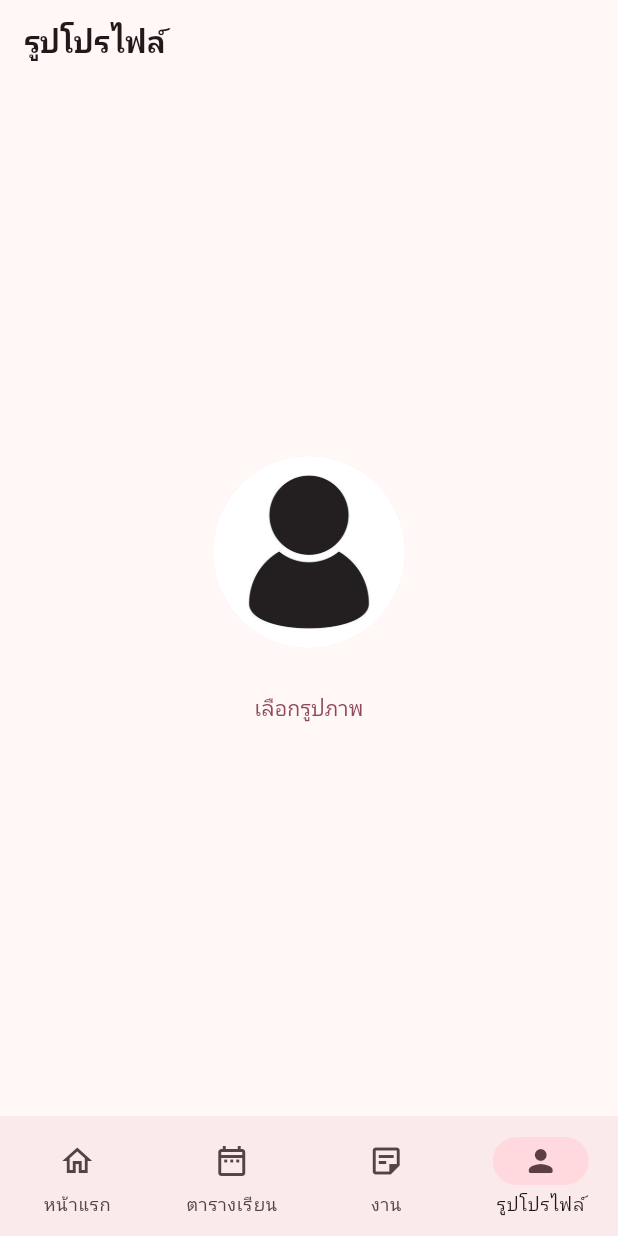
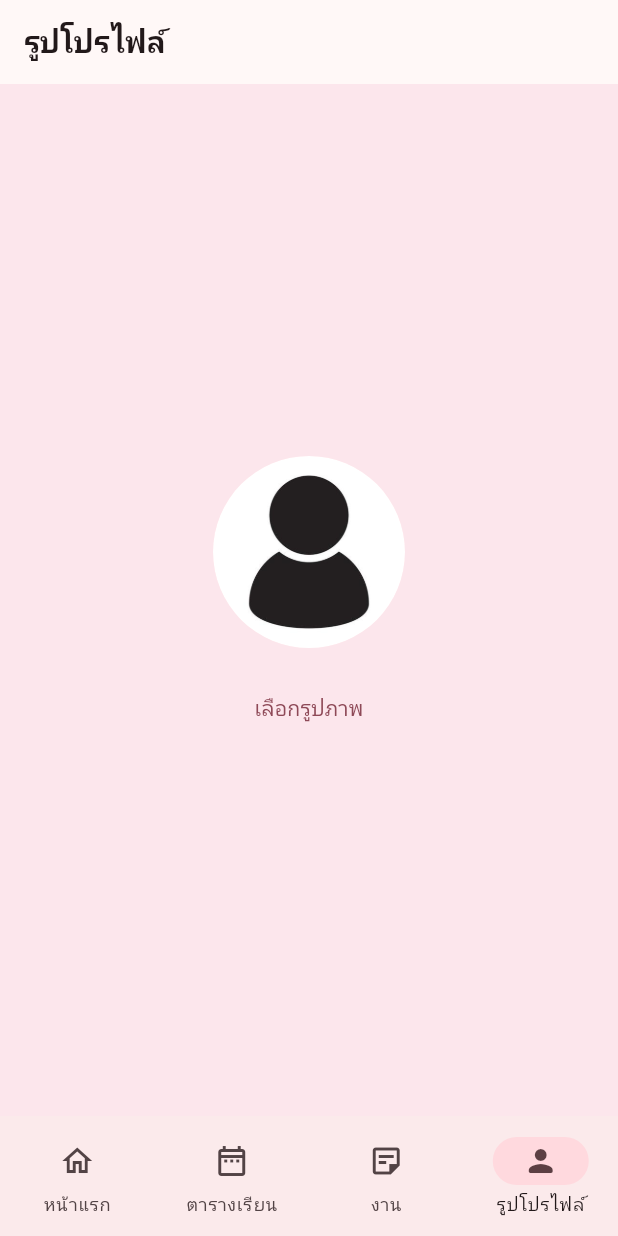
Before and after one commit to cybloxboi/School-Day, a Flutter app: the screen it shows once a user with an empty profile is signed in, item 4 of the bottom bar chosen, on a phone screen of 412 x 824 dp. Run offline on Flutter 3.47's test engine with Material 3 defaults, Android fonts, the phone set to English and light mode, and no system bars; our stand-ins replace cached_network_image, cloud_firestore, file_picker, firebase_auth, firebase_core, firebase_storage and 10 more; accounts and stored records are empty; project files that could hold a hidden picture were left out.

Commit message:
Refactor profile image component to use CachedNetworkImageProvider; update image quality in ImageHelper and ensure proper user initialization

```diff
--- a/lib/components/profile/profile_image.dart
+++ b/lib/components/profile/profile_image.dart
@@ -1,5 +1,6 @@
 import 'dart:io';
 
+import 'package:cached_network_image/cached_network_image.dart';
 import 'package:firebase_auth/firebase_auth.dart';
 import 'package:firebase_storage/firebase_storage.dart';
 import 'package:flutter/foundation.dart';
@@ -19,11 +20,12 @@ class ProfileImage extends StatefulWidget {
 
 class _ProfileImageState extends State<ProfileImage> {
   final ImageHelper _imageHelper = ImageHelper();
-  final user = FirebaseAuth.instance.currentUser;
+  late final User? user;
 
   @override
   void initState() {
     super.initState();
+    user = FirebaseAuth.instance.currentUser;
   }
 
   @override
@@ -38,6 +40,7 @@ class _ProfileImageState extends State<ProfileImage> {
         ),
         centerTitle: false,
       ),
+      backgroundColor: backgroundColor,
       body: Column(
         mainAxisAlignment: MainAxisAlignment.center,
         children: [
@@ -54,23 +57,26 @@ class _ProfileImageState extends State<ProfileImage> {
                 );
               }
 
-              return Center(
+              return Column(
+                children: [
+                  Center(
                     child: FittedBox(
                       fit: BoxFit.contain,
                       child: CircleAvatar(
                         radius: 64,
                         backgroundImage: snapshot.data!.photoURL != null
-                        ? NetworkImage(snapshot.data!.photoURL!)
-                        : const AssetImage('assets/images/blank_profile.jpg'),
+                            ? CachedNetworkImageProvider(
+                                snapshot.data!.photoURL!)
+                            : const AssetImage(
+                                'assets/images/blank_profile.jpg'),
                       ),
                     ),
-              );
-            },
                   ),
                   const SizedBox(height: 16),
                   TextButton(
                     onPressed: () async {
-              final picked = await _imageHelper.pickImage(multiple: false);
+                      final picked =
+                          await _imageHelper.pickImage(multiple: false);
 
                       if (picked.isNotEmpty) {
                         final selected = picked.first;
@@ -95,6 +101,10 @@ class _ProfileImageState extends State<ProfileImage> {
                       }
                     },
                     child: const Text('เลือกรูปภาพ'),
+                  ),
+                ],
+              );
+            },
           ),
         ],
       ),
--- a/lib/services/image/image_helper.dart
+++ b/lib/services/image/image_helper.dart
@@ -17,7 +17,7 @@ class ImageHelper {
 
   Future<List<XFile>> pickImage({
     ImageSource source = ImageSource.gallery,
-    int imageQuality = 100,
+    int imageQuality = 70,
     bool multiple = false,
   }) async {
     if (kIsWeb) {
--- a/pubspec.yaml
+++ b/pubspec.yaml
@@ -27,6 +27,7 @@ dependencies:
   image_picker_for_web: ^3.0.6
   file_picker: ^10.1.0
   firebase_storage: ^12.4.5
+  cached_network_image: ^3.4.1
 
 dev_dependencies:
   flutter_test:
```
Also changed, not shown: pubspec.lock. Lines whose indentation alone changed are shown as unchanged.
